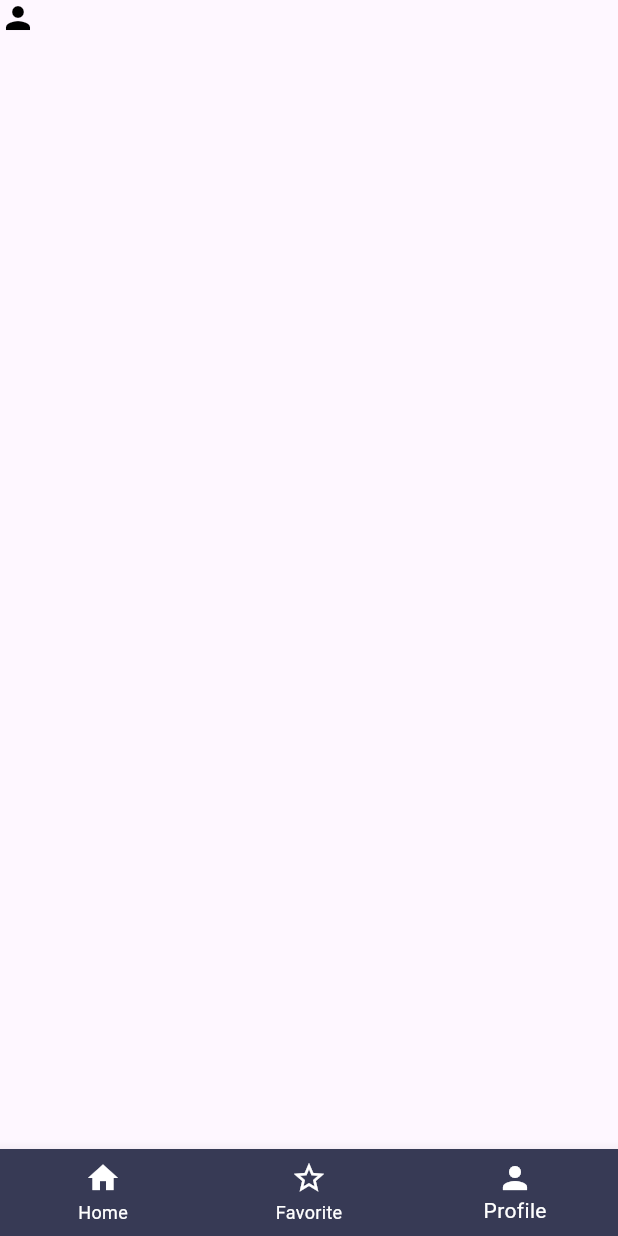
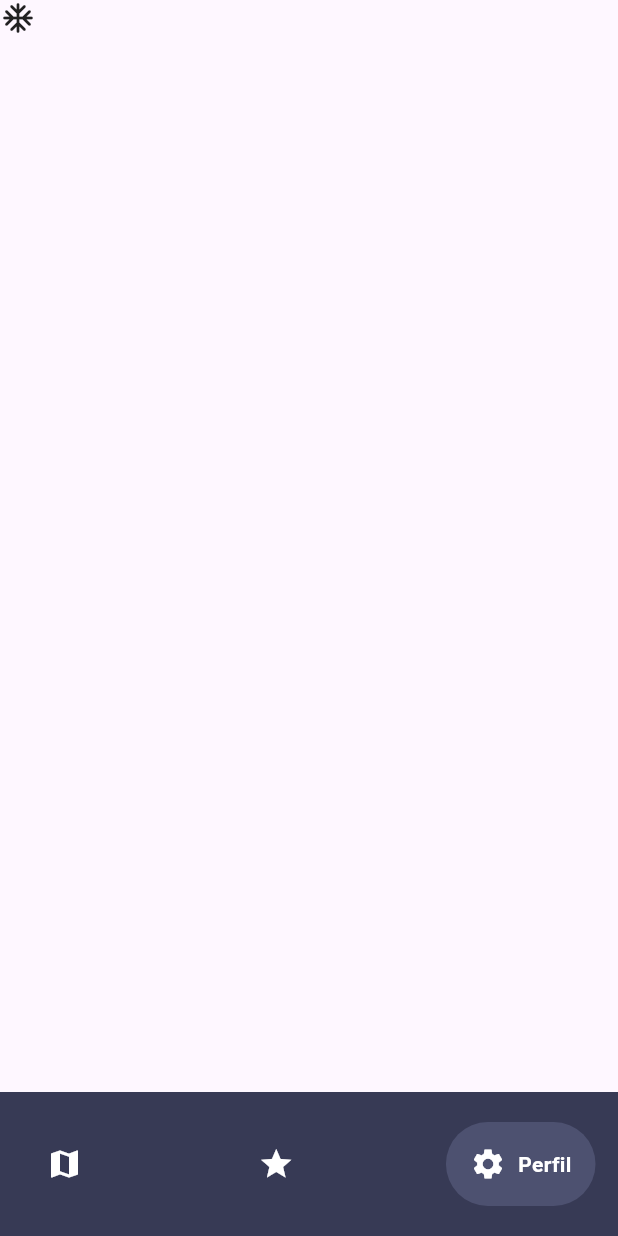
Before and after one commit to DanielMillanM/PI3, a Flutter app: the BodyBuild screen opened by its route, item 3 of the bottom bar chosen, on a phone screen of 412 x 824 dp. Run offline on Flutter 3.47's test engine with Material 3 defaults, Android fonts, the phone set to English and light mode, and no system bars; drawn by our look-alikes of google_nav_bar; our stand-ins replace flutter_map, geolocator, latlong2.

Commit message:
cambio de navbar, arreglo de crasheo

```diff
--- a/app_turismo/lib/pages/login_page.dart
+++ b/app_turismo/lib/pages/login_page.dart
@@ -32,7 +32,6 @@ class MyLoginPage extends StatelessWidget {
       final data = json.decode(response.body);
       final token = data['access'];
       if (token != null) {
-        // TODO: cambiar a vista de mapa
         Navigator.pushNamed(context, "/bodyBuild");
       }
       return data['access'];
--- a/app_turismo/lib/pages/map/body.dart
+++ b/app_turismo/lib/pages/map/body.dart
@@ -11,7 +11,7 @@ class BodyBuild extends StatefulWidget {
 class _BodyBuildState extends State<BodyBuild> {
   @override
   Widget build(BuildContext context) {
-    return Scaffold(
+    return const Scaffold(
       body: SafeArea(
         child: ButtomNavBar(),
       ),
--- a/app_turismo/lib/pages/map/button_nav_bar.dart
+++ b/app_turismo/lib/pages/map/button_nav_bar.dart
@@ -1,6 +1,10 @@
+// ignore_for_file: prefer_const_constructors
+
 import 'package:app_turismo/pages/map/container.dart';
 import 'package:app_turismo/pages/map/draggable_favorite.dart';
+import 'package:app_turismo/pages/map/google_map.dart';
 import 'package:flutter/material.dart';
+import 'package:google_nav_bar/google_nav_bar.dart';
 
 class ButtomNavBar extends StatefulWidget {
   const ButtomNavBar({super.key});
@@ -11,61 +15,90 @@ class ButtomNavBar extends StatefulWidget {
 
 class _ButtomNavBarState extends State<ButtomNavBar> {
   int _currentIndex = 0;
+
+  final screens = [
+    const MapScreen(),
+    const Icon(Icons.abc),
+    const Icon(Icons.ac_unit_rounded),
+  ];
+
   Widget currentBody = const ReturnContainer(); // Initial body
 
   @override
   Widget build(BuildContext context) {
     return Scaffold(
-      body: currentBody, // Display the current body based on index
-      bottomNavigationBar: BottomNavigationBar(
+      body: IndexedStack(
+        index: _currentIndex,
+        children: screens,
+      ),
+      bottomNavigationBar: Container(
+        color: Color.fromARGB(255, 55, 58, 85),
+        child: Padding(
+          padding: const EdgeInsets.symmetric(horizontal: 15.0, vertical: 20.0),
+          child: GNav(
             backgroundColor: Color.fromARGB(255, 55, 58, 85),
-        currentIndex: _currentIndex,
-        onTap: (int newIndex) {
+            color: Colors.white,
+            activeColor: Colors.white,
+            tabBackgroundColor: Color.fromARGB(255, 77, 81, 112),
+            gap: 8,
+            onTabChange: (newIndex) {
               setState(() {
                 _currentIndex = newIndex;
-            switch (newIndex) {
-              case 0: // Home
-                currentBody = ReturnContainer();
-                break;
-              case 1: // Favorite
-                currentBody = favModal(context);
-                break;
-              case 2: // Profile
-                currentBody = const Icon(
-                  Icons.person,
-                  color: Colors.black,
-                  );
-                break;
-            }
               });
             },
-        unselectedItemColor: Colors.white,
-        fixedColor: Colors.white,
-        items: const [
-          BottomNavigationBarItem(
-            label: "Home",
-            backgroundColor: Color.fromARGB(255, 255, 255, 255),
-            icon: Icon(
-              Icons.home,
-              color: Colors.white,
+            padding: EdgeInsets.all(16),
+            tabs: const [
+              GButton(
+                icon: Icons.map,
+                text: 'Mapa',
+              ),
+              GButton(
+                icon: Icons.star,
+                text: 'Favoritos',
+              ),
+              GButton(
+                icon: Icons.settings,
+                text: 'Perfil',
+              ),
+            ]
           )
-          ),
-          BottomNavigationBarItem(
-            label: "Favorite",
-            icon: Icon(
-              Icons.star_border,
-              color: Colors.white,
         )
-          ),
-          BottomNavigationBarItem(
-            label: "Profile",
-            icon: Icon(
-              Icons.person,
-              color: Colors.white,
       )
-          ),
-        ],
-      ),
+      // BottomNavigationBar(
+      //   backgroundColor: Color.fromARGB(255, 55, 58, 85),
+      //   currentIndex: _currentIndex,
+      //   onTap: (newIndex) {
+      //     setState(() {
+      //       _currentIndex = newIndex;
+      //     });
+      //   },
+      //   unselectedItemColor: Colors.white,
+      //   fixedColor: Colors.white,
+      //   items: const [
+      //     BottomNavigationBarItem(
+      //       label: "Home",
+      //       backgroundColor: Color.fromARGB(255, 255, 255, 255),
+      //       icon: Icon(
+      //         Icons.home,
+      //         color: Colors.white,
+      //       )
+      //     ),
+      //     BottomNavigationBarItem(
+      //       label: "Favorite",
+      //       icon: Icon(
+      //         Icons.star_border,
+      //         color: Colors.white,
+      //       )
+      //     ),
+      //     BottomNavigationBarItem(
+      //       label: "Profile",
+      //       icon: Icon(
+      //         Icons.person,
+      //         color: Colors.white,
+      //       )
+      //     ),
+      //   ],
+      // ),
     );
   }
 }
--- a/app_turismo/lib/pages/map/container.dart
+++ b/app_turismo/lib/pages/map/container.dart
@@ -1,4 +1,4 @@
-// ignore_for_file: avoid_unnecessary_containers
+// ignore_for_file: avoid_unnecessary_containers, prefer_const_constructors
 
 import 'package:app_turismo/pages/map/google_map.dart';
 import 'package:flutter/material.dart';
--- a/app_turismo/lib/pages/map/google_map.dart
+++ b/app_turismo/lib/pages/map/google_map.dart
@@ -1,4 +1,4 @@
-// ignore_for_file: file_names
+// ignore_for_file: file_names, avoid_print, sized_box_for_whitespace, avoid_unnecessary_containers
 
 import 'package:flutter/material.dart';
 import 'package:flutter_map/flutter_map.dart';
@@ -50,7 +50,8 @@ class _MapScreenState extends State<MapScreen> {
     return Scaffold(
         body: myPosition == null
             ? const CircularProgressIndicator()
-            : Stack(
+            : Container(
+              child: Stack(
                 children: [
                   Container(
                     height: 1000,
@@ -86,6 +87,6 @@ class _MapScreenState extends State<MapScreen> {
                     ),
                   ),
                 ],
-              ));
+              )));
   }
 }
--- a/app_turismo/pubspec.yaml
+++ b/app_turismo/pubspec.yaml
@@ -39,6 +39,7 @@ dependencies:
   flutter_map: ^3.1.0
   latlong2: ^0.8.1
   http: ^0.13.6
+  google_nav_bar: ^5.0.6
 
 dev_dependencies:
   flutter_test:
```
Also changed, not shown: app_turismo/pubspec.lock. Lines whose indentation alone changed are shown as unchanged.
